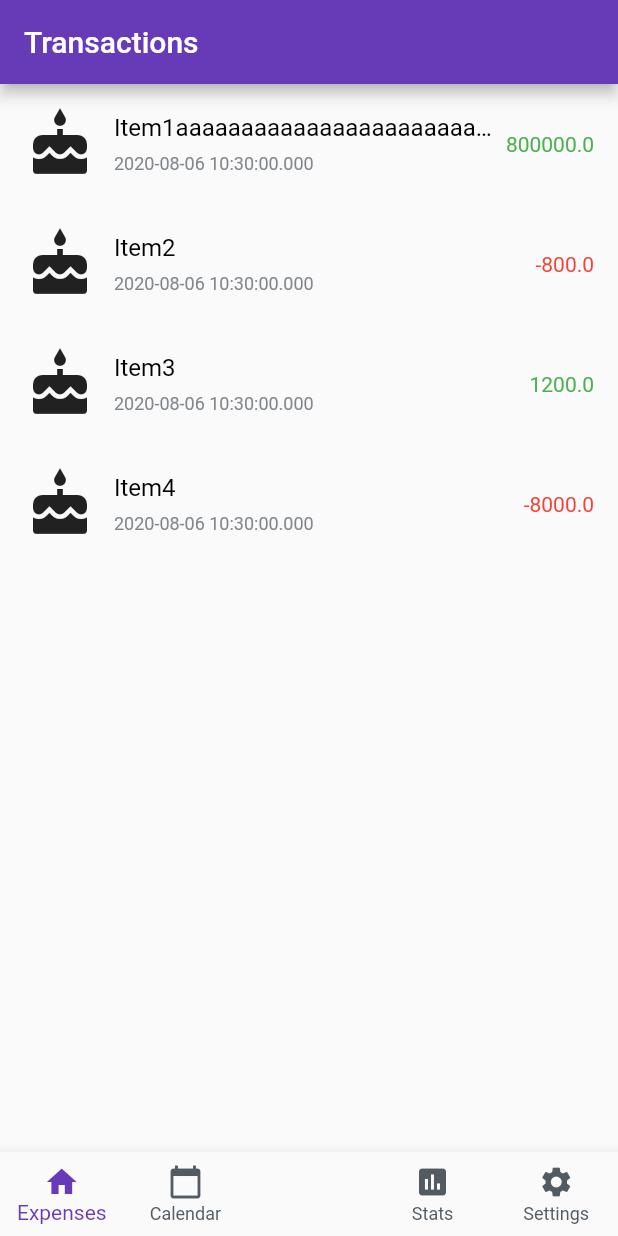
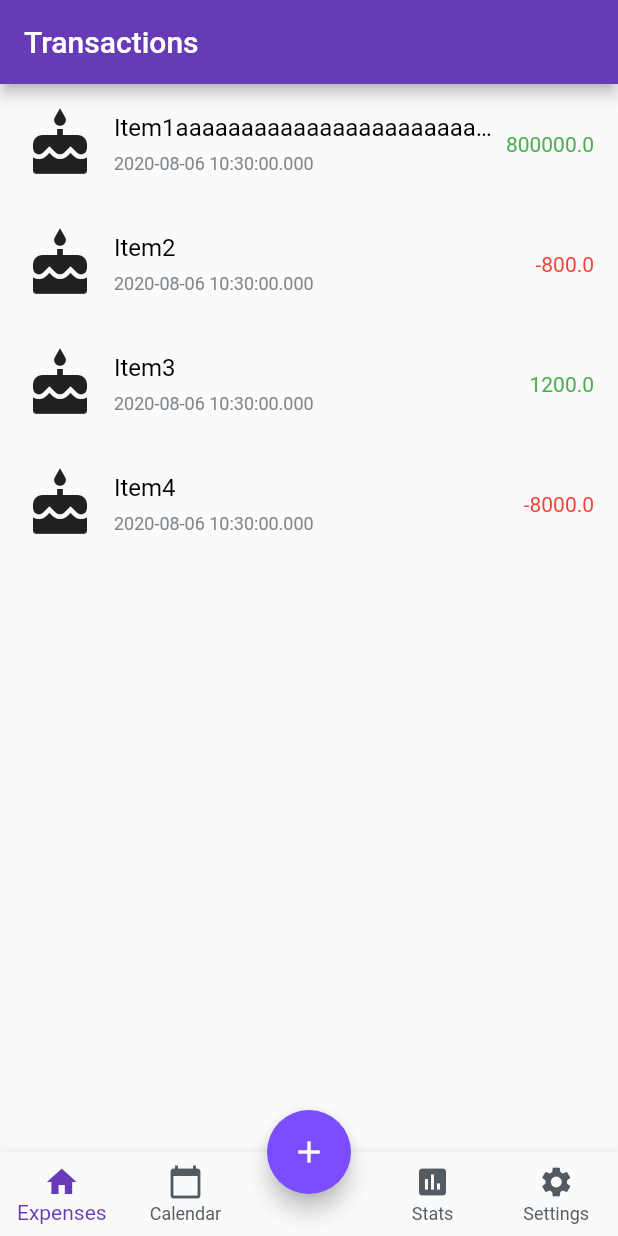
Before and after one commit to sahibedu/PocketGuard-Flutter, a Flutter app: the screen it shows after launch, on a phone screen of 412 x 824 dp. Run offline on Flutter 3.47's test engine with Material 2 defaults, Android fonts, the phone set to English and light mode, and no system bars; our stand-ins replace flutter_calendar_carousel.

Commit message:
Modified: Added Fab Button To MainScreen

```diff
--- a/lib/HomeScreen.dart
+++ b/lib/HomeScreen.dart
@@ -57,7 +57,19 @@ class _HomeScreenState extends State<_HomeScreenChild> {
   Widget build(BuildContext context) {
     return Scaffold(
       body: _screenToShow,
-      bottomNavigationBar: BottomNavigationBar(
+      floatingActionButtonLocation: FloatingActionButtonLocation.centerDocked,
+      floatingActionButton: FloatingActionButton(
+        onPressed: () {},
+        backgroundColor: ActiveColors["colorAccent"],
+        child: Icon(
+          Icons.add,
+          size: 24,
+        ),
+      ),
+      bottomNavigationBar: Stack(
+        alignment: Alignment.center,
+        children: <Widget>[
+          BottomNavigationBar(
             items: [
               BottomNavigationBarItem(
                   icon: Icon(Icons.home), title: Text("Expenses")),
@@ -78,6 +90,8 @@ class _HomeScreenState extends State<_HomeScreenChild> {
             type: BottomNavigationBarType.fixed,
             onTap: onNavigationItemClicked,
           ),
+        ],
+      ),
     );
   }
 }
```
Also changed, not shown: pubspec.lock. Lines whose indentation alone changed are shown as unchanged.
